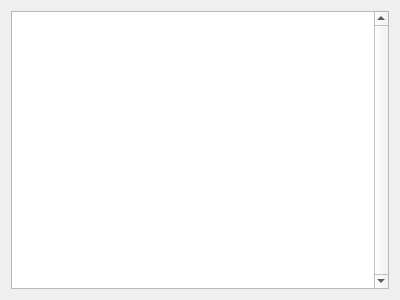
The window that iVS3D/src/iVS3D-core/view/operationstack.ui (iVS3D/iVS3D) describes before a commit, drawn with Qt 5.
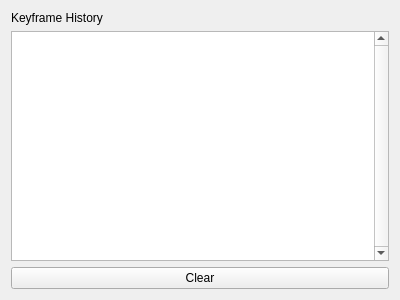
The same window after the commit.

Commit message: Added Export to Stack; Added clear button

```diff
--- a/iVS3D/src/iVS3D-core/view/operationstack.ui
+++ b/iVS3D/src/iVS3D-core/view/operationstack.ui
@@ -14,6 +14,13 @@
    <string>Form</string>
   </property>
   <layout class="QVBoxLayout" name="verticalLayout">
+   <item>
+    <widget class="QLabel" name="label">
+     <property name="text">
+      <string>Keyframe History</string>
+     </property>
+    </widget>
+   </item>
    <item>
     <widget class="QListWidget" name="listWidget">
      <property name="verticalScrollBarPolicy">
@@ -24,6 +31,13 @@
      </property>
     </widget>
    </item>
+   <item>
+    <widget class="QPushButton" name="button_clear">
+     <property name="text">
+      <string>Clear</string>
+     </property>
+    </widget>
+   </item>
   </layout>
  </widget>
  <resources/>
```
The commit also changes 10 other files.
